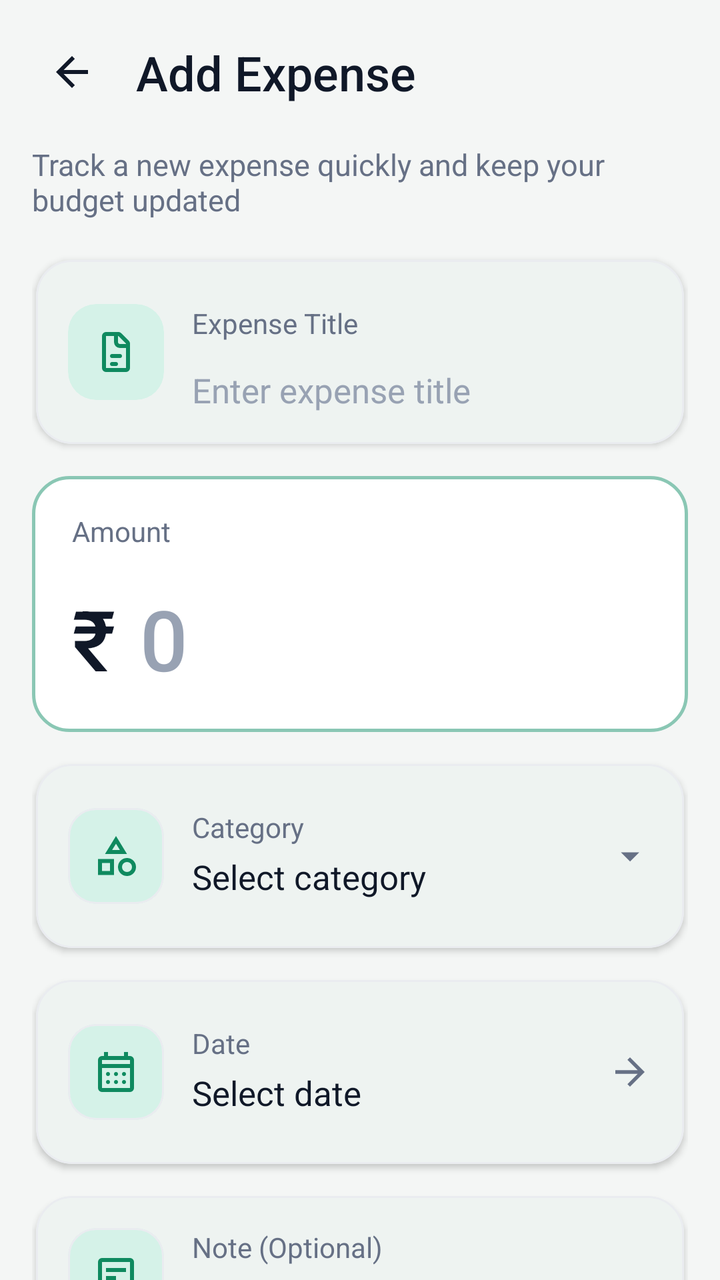
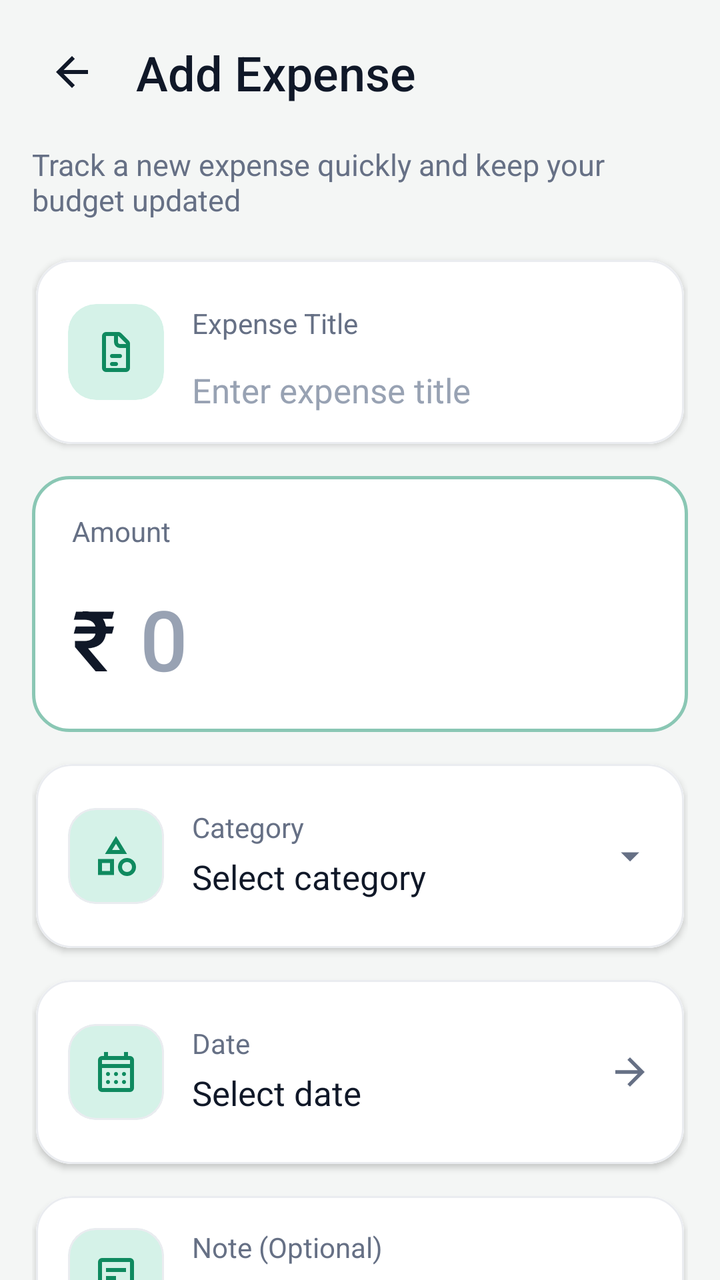

Compare the two renders of this Android layout. The source of the first and the diff that turns it into the second are given below.
<!-- AndroidManifest.xml: application theme Theme.SpendWise -->
<!-- res/layout/fragment_add_expense.xml -->
<?xml version="1.0" encoding="utf-8"?>
<androidx.coordinatorlayout.widget.CoordinatorLayout
    xmlns:android="http://schemas.android.com/apk/res/android"
    xmlns:app="http://schemas.android.com/apk/res-auto"
    android:id="@+id/add_expense_root"
    android:layout_width="match_parent"
    android:layout_height="match_parent"
    android:background="@color/sw_background"
    android:fitsSystemWindows="true">

    <com.google.android.material.appbar.AppBarLayout
        android:id="@+id/add_expense_app_bar"
        android:layout_width="match_parent"
        android:layout_height="wrap_content"
        android:background="@color/sw_background"
        app:liftOnScroll="true"
        app:liftOnScrollTargetViewId="@id/add_expense_scroll_view">

        <androidx.constraintlayout.widget.ConstraintLayout
            android:id="@+id/add_expense_header"
            android:layout_width="match_parent"
            android:layout_height="@dimen/sw_header_height"
            android:background="@color/sw_background"
            android:paddingStart="@dimen/sw_space_12"
            android:paddingEnd="@dimen/sw_space_16">

            <ImageButton
                android:id="@+id/btn_add_expense_back"
                android:layout_width="@dimen/sw_touch_target"
                android:layout_height="@dimen/sw_touch_target"
                android:background="?attr/selectableItemBackgroundBorderless"
                android:contentDescription="@string/action_back"
                android:padding="@dimen/sw_space_10"
                android:src="@drawable/ic_arrow_back"
                app:layout_constraintBottom_toBottomOf="parent"
                app:layout_constraintStart_toStartOf="parent"
                app:layout_constraintTop_toTopOf="parent"
                app:tint="@color/sw_text_primary" />

            <com.google.android.material.textview.MaterialTextView
                android:id="@+id/tv_add_expense_title"
                android:layout_width="0dp"
                android:layout_height="wrap_content"
                android:layout_marginStart="@dimen/sw_space_8"
                android:fontFamily="sans-serif-medium"
                android:text="@string/add_expense_title"
                android:textColor="@color/sw_text_primary"
                android:textSize="@dimen/sw_text_size_24"
                app:layout_constraintBottom_toBottomOf="parent"
                app:layout_constraintEnd_toEndOf="parent"
                app:layout_constraintStart_toEndOf="@id/btn_add_expense_back"
                app:layout_constraintTop_toTopOf="parent" />

        </androidx.constraintlayout.widget.ConstraintLayout>

    </com.google.android.material.appbar.AppBarLayout>

    <androidx.core.widget.NestedScrollView
        android:id="@+id/add_expense_scroll_view"
        android:layout_width="match_parent"
        android:layout_height="match_parent"
        android:clipToPadding="false"
        android:overScrollMode="never"
        app:layout_behavior="@string/appbar_scrolling_view_behavior">

        <androidx.constraintlayout.widget.ConstraintLayout
            android:id="@+id/add_expense_content"
            android:layout_width="match_parent"
            android:layout_height="wrap_content"
            android:paddingStart="@dimen/sw_space_16"
            android:paddingEnd="@dimen/sw_space_16">

            <com.google.android.material.textview.MaterialTextView
                android:id="@+id/tv_add_expense_subtitle"
                android:layout_width="0dp"
                android:layout_height="wrap_content"
                android:text="@string/add_expense_subtitle"
                android:textColor="@color/sw_text_secondary"
                android:textSize="@dimen/sw_text_size_15"
                app:layout_constraintEnd_toEndOf="parent"
                app:layout_constraintStart_toStartOf="parent"
                app:layout_constraintTop_toTopOf="parent" />

            
            <com.google.android.material.card.MaterialCardView
                android:id="@+id/expense_title_card"
                android:layout_width="0dp"
                android:layout_height="@dimen/sw_add_expense_field_height"
                android:layout_marginStart="@dimen/sw_space_2"
                android:layout_marginTop="@dimen/sw_space_20"
                android:layout_marginEnd="@dimen/sw_space_2"
                app:cardBackgroundColor="@color/sw_surface"
                app:cardCornerRadius="@dimen/sw_corner_radius_18"
                app:cardElevation="@dimen/sw_card_elevation"
                app:cardUseCompatPadding="false"
                app:layout_constraintEnd_toEndOf="parent"
                app:layout_constraintStart_toStartOf="parent"
                app:layout_constraintTop_toBottomOf="@id/tv_add_expense_subtitle"
                app:strokeColor="@color/sw_outline_soft"
                app:strokeWidth="@dimen/sw_stroke_width">

                <androidx.constraintlayout.widget.ConstraintLayout
                    android:layout_width="match_parent"
                    android:layout_height="match_parent"
                    android:paddingStart="@dimen/sw_space_16"
                    android:paddingEnd="@dimen/sw_space_16">

                    <com.google.android.material.card.MaterialCardView
                        android:id="@+id/expense_title_icon_container"
                        android:layout_width="@dimen/sw_icon_container_size_48"
                        android:layout_height="@dimen/sw_icon_container_size_48"
                        app:cardBackgroundColor="@color/sw_surface_primary"
                        app:cardCornerRadius="@dimen/sw_corner_radius_14"
                        app:cardElevation="0dp"
                        app:layout_constraintBottom_toBottomOf="parent"
                        app:layout_constraintStart_toStartOf="parent"
                        app:layout_constraintTop_toTopOf="parent"
                        app:strokeWidth="0dp">

                        <ImageView
                            android:id="@+id/img_expense_title"
                            android:layout_width="@dimen/sw_icon_size_24"
                            android:layout_height="@dimen/sw_icon_size_24"
                            android:layout_gravity="center"
                            android:contentDescription="@null"
                            android:src="@drawable/ic_receipt"
                            app:tint="@color/sw_primary" />

                    </com.google.android.material.card.MaterialCardView>

                    <com.google.android.material.textview.MaterialTextView
                        android:id="@+id/tv_expense_title_label"
                        android:layout_width="0dp"
                        android:layout_height="wrap_content"
                        android:layout_marginStart="@dimen/sw_space_14"
                        android:layout_marginTop="@dimen/sw_space_22"
                        android:text="@string/expense_title_label"
                        android:textColor="@color/sw_text_secondary"
                        android:textSize="@dimen/sw_text_size_14"
                        app:layout_constraintEnd_toEndOf="parent"
                        app:layout_constraintStart_toEndOf="@id/expense_title_icon_container"
                        app:layout_constraintTop_toTopOf="parent" />

                    <EditText
                        android:id="@+id/et_expense_title"
                        android:layout_width="0dp"
                        android:layout_height="wrap_content"
                        android:layout_marginStart="@dimen/sw_space_14"
                        android:background="@null"
                        android:hint="@string/expense_title_hint"
                        android:inputType="textCapSentences"
                        android:maxLength="40"
                        android:maxLines="1"
                        android:minHeight="@dimen/sw_touch_target"
                        android:padding="0dp"
                        android:singleLine="true"
                        android:textColor="@color/sw_text_primary"
                        android:textColorHint="@color/sw_text_hint"
                        android:textSize="@dimen/sw_text_size_17"
                        app:layout_constraintEnd_toEndOf="parent"
                        app:layout_constraintStart_toEndOf="@id/expense_title_icon_container"
                        app:layout_constraintTop_toBottomOf="@id/tv_expense_title_label" />

                </androidx.constraintlayout.widget.ConstraintLayout>

            </com.google.android.material.card.MaterialCardView>

            
            <androidx.constraintlayout.widget.ConstraintLayout
                android:id="@+id/expense_amount_container"
                android:layout_width="0dp"
                android:layout_height="@dimen/sw_add_expense_amount_height"
                android:layout_marginTop="@dimen/sw_space_16"
                android:background="@drawable/bg_primary_income_input"
                android:paddingStart="@dimen/sw_space_20"
                android:paddingTop="@dimen/sw_space_18"
                android:paddingEnd="@dimen/sw_space_20"
                android:paddingBottom="@dimen/sw_space_16"
                app:layout_constraintEnd_toEndOf="parent"
                app:layout_constraintStart_toStartOf="parent"
                app:layout_constraintTop_toBottomOf="@id/expense_title_card">

                <com.google.android.material.textview.MaterialTextView
                    android:id="@+id/tv_expense_amount_label"
                    android:layout_width="wrap_content"
                    android:layout_height="wrap_content"
                    android:text="@string/amount_label"
                    android:textColor="@color/sw_text_secondary"
                    android:textSize="@dimen/sw_text_size_14"
                    app:layout_constraintStart_toStartOf="parent"
                    app:layout_constraintTop_toTopOf="parent" />

                <com.google.android.material.textview.MaterialTextView
                    android:id="@+id/tv_expense_currency_symbol"
                    android:layout_width="wrap_content"
                    android:layout_height="wrap_content"
                    android:layout_marginTop="@dimen/sw_space_16"
                    android:fontFamily="sans-serif-medium"
                    android:text="@string/default_currency_symbol"
                    android:textColor="@color/sw_text_primary"
                    android:textSize="@dimen/sw_text_size_42"
                    app:layout_constraintStart_toStartOf="parent"
                    app:layout_constraintTop_toBottomOf="@id/tv_expense_amount_label" />

                <EditText
                    android:id="@+id/et_expense_amount"
                    android:layout_width="0dp"
                    android:layout_height="wrap_content"
                    android:layout_marginStart="@dimen/sw_space_12"
                    android:layout_marginTop="@dimen/sw_space_16"
                    android:background="@null"
                    android:fontFamily="sans-serif-medium"
                    android:hint="@string/input_zero"
                    android:inputType="numberDecimal"
                    android:maxLength="9"
                    android:maxLines="1"
                    android:padding="0dp"
                    android:singleLine="true"
                    android:textColor="@color/sw_text_primary"
                    android:textColorHint="@color/sw_text_hint"
                    android:textSize="@dimen/sw_text_size_42"
                    app:layout_constraintEnd_toEndOf="parent"
                    app:layout_constraintStart_toEndOf="@id/tv_expense_currency_symbol"
                    app:layout_constraintTop_toBottomOf="@id/tv_expense_amount_label" />

            </androidx.constraintlayout.widget.ConstraintLayout>

            
            <com.google.android.material.card.MaterialCardView
                android:id="@+id/category_selector_card"
                android:layout_width="0dp"
                android:layout_height="@dimen/sw_add_expense_field_height"
                android:layout_marginStart="@dimen/sw_space_2"
                android:layout_marginTop="@dimen/sw_space_16"
                android:layout_marginEnd="@dimen/sw_space_2"
                android:clickable="true"
                android:focusable="true"
                app:cardBackgroundColor="@color/sw_surface"
                app:cardCornerRadius="@dimen/sw_corner_radius_18"
                app:cardElevation="@dimen/sw_card_elevation"
                app:cardUseCompatPadding="false"
                app:layout_constraintEnd_toEndOf="parent"
                app:layout_constraintStart_toStartOf="parent"
                app:layout_constraintTop_toBottomOf="@id/expense_amount_container"
                app:rippleColor="@color/sw_primary_ripple"
                app:strokeColor="@color/sw_outline_soft"
                app:strokeWidth="@dimen/sw_stroke_width">

                <androidx.constraintlayout.widget.ConstraintLayout
                    android:layout_width="match_parent"
                    android:layout_height="match_parent"
                    android:paddingStart="@dimen/sw_space_16"
                    android:paddingEnd="@dimen/sw_space_16">

                    <com.google.android.material.card.MaterialCardView
                        android:id="@+id/category_icon_container"
                        android:layout_width="@dimen/sw_icon_container_size_48"
                        android:layout_height="@dimen/sw_icon_container_size_48"
                        app:cardBackgroundColor="@color/sw_surface_primary"
                        app:cardCornerRadius="@dimen/sw_corner_radius_14"
                        app:cardElevation="0dp"
                        app:layout_constraintBottom_toBottomOf="parent"
                        app:layout_constraintStart_toStartOf="parent"
                        app:layout_constraintTop_toTopOf="parent">

                        <ImageView
                            android:id="@+id/img_category_icon"
                            android:layout_width="@dimen/sw_icon_size_24"
                            android:layout_height="@dimen/sw_icon_size_24"
                            android:layout_gravity="center"
                            android:contentDescription="@null"
                            android:src="@drawable/ic_category"
                            app:tint="@color/sw_primary" />

                    </com.google.android.material.card.MaterialCardView>

                    <com.google.android.material.textview.MaterialTextView
                        android:id="@+id/tv_category_label"
                        android:layout_width="0dp"
                        android:layout_height="wrap_content"
                        android:layout_marginStart="@dimen/sw_space_14"
                        android:text="@string/category_label"
                        android:textColor="@color/sw_text_secondary"
                        android:textSize="@dimen/sw_text_size_14"
                        app:layout_constraintEnd_toStartOf="@id/img_category_arrow"
                        app:layout_constraintStart_toEndOf="@id/category_icon_container"
                        app:layout_constraintTop_toTopOf="@id/category_icon_container" />

                    <com.google.android.material.textview.MaterialTextView
                        android:id="@+id/tv_selected_category"
                        android:layout_width="0dp"
                        android:layout_height="wrap_content"
                        android:layout_marginStart="@dimen/sw_space_14"
                        android:layout_marginTop="@dimen/sw_space_4"
                        android:text="@string/select_category"
                        android:textColor="@color/sw_text_primary"
                        android:textSize="@dimen/sw_text_size_17"
                        app:layout_constraintEnd_toStartOf="@id/img_category_arrow"
                        app:layout_constraintStart_toEndOf="@id/category_icon_container"
                        app:layout_constraintTop_toBottomOf="@id/tv_category_label" />

                    <ImageView
                        android:id="@+id/img_category_arrow"
                        android:layout_width="@dimen/sw_icon_size_22"
                        android:layout_height="@dimen/sw_icon_size_22"
                        android:contentDescription="@null"
                        android:src="@drawable/ic_arrow_drop_down"
                        app:layout_constraintBottom_toBottomOf="parent"
                        app:layout_constraintEnd_toEndOf="parent"
                        app:layout_constraintTop_toTopOf="parent"
                        app:tint="@color/sw_text_secondary" />

                </androidx.constraintlayout.widget.ConstraintLayout>

            </com.google.android.material.card.MaterialCardView>

            
            <com.google.android.material.card.MaterialCardView
                android:id="@+id/date_selector_card"
                android:layout_width="0dp"
                android:layout_height="@dimen/sw_add_expense_field_height"
                android:layout_marginStart="@dimen/sw_space_2"
                android:layout_marginTop="@dimen/sw_space_16"
                android:layout_marginEnd="@dimen/sw_space_2"
                android:clickable="true"
                android:focusable="true"
                app:cardBackgroundColor="@color/sw_surface"
                app:cardCornerRadius="@dimen/sw_corner_radius_18"
                app:cardElevation="@dimen/sw_card_elevation"
                app:cardUseCompatPadding="false"
                app:layout_constraintEnd_toEndOf="parent"
                app:layout_constraintStart_toStartOf="parent"
                app:layout_constraintTop_toBottomOf="@id/category_selector_card"
                app:rippleColor="@color/sw_primary_ripple"
                app:strokeColor="@color/sw_outline_soft"
                app:strokeWidth="@dimen/sw_stroke_width">

                <androidx.constraintlayout.widget.ConstraintLayout
                    android:layout_width="match_parent"
                    android:layout_height="match_parent"
                    android:paddingStart="@dimen/sw_space_16"
                    android:paddingEnd="@dimen/sw_space_16">

                    <com.google.android.material.card.MaterialCardView
                        android:id="@+id/date_icon_container"
                        android:layout_width="@dimen/sw_icon_container_size_48"
                        android:layout_height="@dimen/sw_icon_container_size_48"
                        app:cardBackgroundColor="@color/sw_surface_primary"
                        app:cardCornerRadius="@dimen/sw_corner_radius_14"
                        app:cardElevation="0dp"
                        app:layout_constraintBottom_toBottomOf="parent"
                        app:layout_constraintStart_toStartOf="parent"
                        app:layout_constraintTop_toTopOf="parent">

                        <ImageView
                            android:id="@+id/img_date_icon"
                            android:layout_width="@dimen/sw_icon_size_24"
                            android:layout_height="@dimen/sw_icon_size_24"
                            android:layout_gravity="center"
                            android:contentDescription="@null"
                            android:src="@drawable/ic_calendar_month"
                            app:tint="@color/sw_primary" />

                    </com.google.android.material.card.MaterialCardView>

                    <com.google.android.material.textview.MaterialTextView
                        android:id="@+id/tv_date_label"
                        android:layout_width="0dp"
                        android:layout_height="wrap_content"
                        android:layout_marginStart="@dimen/sw_space_14"
                        android:text="@string/date_label"
                        android:textColor="@color/sw_text_secondary"
                        android:textSize="@dimen/sw_text_size_14"
                        app:layout_constraintEnd_toStartOf="@id/img_date_arrow"
                        app:layout_constraintStart_toEndOf="@id/date_icon_container"
                        app:layout_constraintTop_toTopOf="@id/date_icon_container" />

                    <com.google.android.material.textview.MaterialTextView
                        android:id="@+id/tv_selected_date"
                        android:layout_width="0dp"
                        android:layout_height="wrap_content"
                        android:layout_marginStart="@dimen/sw_space_14"
                        android:layout_marginTop="@dimen/sw_space_4"
                        android:text="@string/select_date"
                        android:textColor="@color/sw_text_primary"
                        android:textSize="@dimen/sw_text_size_17"
                        app:layout_constraintEnd_toStartOf="@id/img_date_arrow"
                        app:layout_constraintStart_toEndOf="@id/date_icon_container"
                        app:layout_constraintTop_toBottomOf="@id/tv_date_label" />

                    <ImageView
                        android:id="@+id/img_date_arrow"
                        android:layout_width="@dimen/sw_icon_size_22"
                        android:layout_height="@dimen/sw_icon_size_22"
                        android:contentDescription="@null"
                        android:src="@drawable/ic_arrow_forward"
                        app:layout_constraintBottom_toBottomOf="parent"
                        app:layout_constraintEnd_toEndOf="parent"
                        app:layout_constraintTop_toTopOf="parent"
                        app:tint="@color/sw_text_secondary" />

                </androidx.constraintlayout.widget.ConstraintLayout>

            </com.google.android.material.card.MaterialCardView>

            
            <com.google.android.material.card.MaterialCardView
                android:id="@+id/note_card"
                android:layout_width="0dp"
                android:layout_height="wrap_content"
                android:layout_marginStart="@dimen/sw_space_2"
                android:layout_marginTop="@dimen/sw_space_16"
                android:layout_marginEnd="@dimen/sw_space_2"
                app:cardBackgroundColor="@color/sw_surface"
                app:cardCornerRadius="@dimen/sw_corner_radius_18"
                app:cardElevation="@dimen/sw_card_elevation"
                app:cardUseCompatPadding="false"
                app:layout_constraintEnd_toEndOf="parent"
                app:layout_constraintStart_toStartOf="parent"
                app:layout_constraintTop_toBottomOf="@id/date_selector_card"
                app:strokeColor="@color/sw_outline_soft"
                app:strokeWidth="@dimen/sw_stroke_width">

                <androidx.constraintlayout.widget.ConstraintLayout
                    android:layout_width="match_parent"
                    android:layout_height="wrap_content"
                    android:paddingStart="@dimen/sw_space_16"
                    android:paddingTop="@dimen/sw_space_16"
                    android:paddingEnd="@dimen/sw_space_16"
                    android:paddingBottom="@dimen/sw_space_16">

                    <com.google.android.material.card.MaterialCardView
                        android:id="@+id/note_icon_container"
                        android:layout_width="@dimen/sw_icon_container_size_48"
                        android:layout_height="@dimen/sw_icon_container_size_48"
                        app:cardBackgroundColor="@color/sw_surface_primary"
                        app:cardCornerRadius="@dimen/sw_corner_radius_14"
                        app:cardElevation="0dp"
                        app:layout_constraintStart_toStartOf="parent"
                        app:layout_constraintTop_toTopOf="parent">

                        <ImageView
                            android:id="@+id/img_note_icon"
                            android:layout_width="@dimen/sw_icon_size_24"
                            android:layout_height="@dimen/sw_icon_size_24"
                            android:layout_gravity="center"
                            android:contentDescription="@null"
                            android:src="@drawable/ic_note"
                            app:tint="@color/sw_primary" />

                    </com.google.android.material.card.MaterialCardView>

                    <com.google.android.material.textview.MaterialTextView
                        android:id="@+id/tv_note_label"
                        android:layout_width="0dp"
                        android:layout_height="wrap_content"
                        android:layout_marginStart="@dimen/sw_space_14"
                        android:text="@string/note_optional_label"
                        android:textColor="@color/sw_text_secondary"
                        android:textSize="@dimen/sw_text_size_14"
                        app:layout_constraintEnd_toEndOf="parent"
                        app:layout_constraintStart_toEndOf="@id/note_icon_container"
                        app:layout_constraintTop_toTopOf="@id/note_icon_container" />

                    <EditText
                        android:id="@+id/et_expense_note"
                        android:layout_width="0dp"
                        android:layout_height="wrap_content"
                        android:layout_marginStart="@dimen/sw_space_14"
                        android:layout_marginTop="@dimen/sw_space_4"
                        android:background="@null"
                        android:gravity="top|start"
                        android:hint="@string/note_hint"
                        android:inputType="textCapSentences|textMultiLine"
                        android:maxLength="150"
                        android:maxLines="4"
                        android:minLines="3"
                        android:overScrollMode="never"
                        android:padding="0dp"
                        android:scrollbars="vertical"
                        android:textColor="@color/sw_text_primary"
                        android:textColorHint="@color/sw_text_hint"
                        android:textSize="@dimen/sw_text_size_16"
                        app:layout_constraintEnd_toEndOf="parent"
                        app:layout_constraintStart_toEndOf="@id/note_icon_container"
                        app:layout_constraintTop_toBottomOf="@id/tv_note_label" />

                </androidx.constraintlayout.widget.ConstraintLayout>

            </com.google.android.material.card.MaterialCardView>

            <com.google.android.material.button.MaterialButton
                android:id="@+id/btn_save_expense"
                android:layout_width="0dp"
                android:layout_height="@dimen/sw_button_height_large"
                android:layout_marginStart="@dimen/sw_space_2"
                android:layout_marginTop="@dimen/sw_space_24"
                android:layout_marginEnd="@dimen/sw_space_2"
                android:fontFamily="sans-serif-medium"
                android:text="@string/save_expense"
                android:textAllCaps="false"
                android:textColor="@color/sw_on_primary"
                android:textSize="@dimen/sw_text_size_16"
                app:backgroundTint="@color/sw_primary_dark"
                app:cornerRadius="@dimen/sw_corner_radius_16"
                app:layout_constraintEnd_toEndOf="parent"
                app:layout_constraintStart_toStartOf="parent"
                app:layout_constraintTop_toBottomOf="@id/note_card" />

            <Space
                android:id="@+id/add_expense_bottom_space"
                android:layout_width="0dp"
                android:layout_height="@dimen/sw_space_16"
                app:layout_constraintEnd_toEndOf="parent"
                app:layout_constraintStart_toStartOf="parent"
                app:layout_constraintTop_toBottomOf="@id/btn_save_expense" />

        </androidx.constraintlayout.widget.ConstraintLayout>

    </androidx.core.widget.NestedScrollView>

</androidx.coordinatorlayout.widget.CoordinatorLayout>
<!-- resources referenced by this layout -->
<resources>
  <color name="sw_background">#F4F6F5</color>
  <color name="sw_on_primary">#FFFFFF</color>
  <color name="sw_outline_soft">#EAECF0</color>
  <color name="sw_primary">#0F8A5F</color>
  <color name="sw_primary_dark">#0B5F43</color>
  <color name="sw_primary_ripple">#1F0F7A5A</color>
  <color name="sw_surface">#FFFFFF</color>
  <color name="sw_surface_primary">#D5F2E8</color>
  <color name="sw_text_hint">#98A2B3</color>
  <color name="sw_text_primary">#101828</color>
  <color name="sw_text_secondary">#667085</color>
  <dimen name="sw_add_expense_amount_height">128dp</dimen>
  <dimen name="sw_add_expense_field_height">92dp</dimen>
  <dimen name="sw_button_height_large">56dp</dimen>
  <dimen name="sw_card_elevation">2dp</dimen>
  <dimen name="sw_corner_radius_14">14dp</dimen>
  <dimen name="sw_corner_radius_16">16dp</dimen>
  <dimen name="sw_corner_radius_18">18dp</dimen>
  <dimen name="sw_header_height">72dp</dimen>
  <dimen name="sw_icon_container_size_48">48dp</dimen>
  <dimen name="sw_icon_size_22">22dp</dimen>
  <dimen name="sw_icon_size_24">24dp</dimen>
  <dimen name="sw_space_10">10dp</dimen>
  <dimen name="sw_space_12">12dp</dimen>
  <dimen name="sw_space_14">14dp</dimen>
  <dimen name="sw_space_16">16dp</dimen>
  <dimen name="sw_space_18">18dp</dimen>
  <dimen name="sw_space_2">2dp</dimen>
  <dimen name="sw_space_20">20dp</dimen>
  <dimen name="sw_space_22">22dp</dimen>
  <dimen name="sw_space_24">24dp</dimen>
  <dimen name="sw_space_4">4dp</dimen>
  <dimen name="sw_space_8">8dp</dimen>
  <dimen name="sw_stroke_width">1dp</dimen>
  <dimen name="sw_text_size_14">14sp</dimen>
  <dimen name="sw_text_size_15">15sp</dimen>
  <dimen name="sw_text_size_16">16sp</dimen>
  <dimen name="sw_text_size_17">17sp</dimen>
  <dimen name="sw_text_size_24">24sp</dimen>
  <dimen name="sw_text_size_42">42sp</dimen>
  <dimen name="sw_touch_target">48dp</dimen>
  <!-- drawable ic_arrow_back (drawable) -->
  <vector xmlns:android="http://schemas.android.com/apk/res/android"
      android:width="24dp"
      android:height="24dp"
      android:viewportWidth="24"
      android:viewportHeight="24">
  
    <path
        android:fillColor="#101828"
        android:pathData="M20,11H7.83l5.59,-5.59L12,4l-8,8 8,8 1.42,-1.41L7.83,13H20v-2z" />
  
  </vector>
  <!-- drawable ic_arrow_drop_down (drawable) -->
  <vector xmlns:android="http://schemas.android.com/apk/res/android"
      android:width="24dp"
      android:height="24dp"
      android:viewportWidth="960"
      android:viewportHeight="960">
    <path
        android:pathData="M480,600 L280,400h400L480,600Z"
        android:fillColor="#1f1f1f"/>
  </vector>
  <string name="action_back">Back</string>
  <string name="add_expense_subtitle">Track a new expense quickly and keep your budget updated</string>
  <string name="add_expense_title">Add Expense</string>
  <string name="amount_label">Amount</string>
  <string name="category_label">Category</string>
  <string name="date_label">Date</string>
  <string name="default_currency_symbol">₹</string>
  <string name="expense_title_hint">Enter expense title</string>
  <string name="expense_title_label">Expense Title</string>
  <string name="input_zero">0</string>
  <string name="note_hint">Add a short note</string>
  <string name="note_optional_label">Note (Optional)</string>
  <string name="save_expense">Save Expense</string>
  <string name="select_category">Select category</string>
  <string name="select_date">Select date</string>
  <style name="Theme.SpendWise" parent="Base.Theme.SpendWise" />
  <dimen name="sw_primary_input_stroke_width">1.5dp</dimen>
  <color name="sw_outline_primary">#8AC7B4</color>
  <color name="sw_green_primary">#1A5C42</color>
  <color name="sw_primary_action">#0F7A5A</color>
  <color name="sw_outline">#D0D5DD</color>
  <!-- unchanged entries left out for length: 7 -->
</resources>

<!-- the commit's change to res/layout/fragment_add_expense.xml (unified diff, before → after) -->
@@ -102,6 +102,7 @@
                 <androidx.constraintlayout.widget.ConstraintLayout
                     android:layout_width="match_parent"
                     android:layout_height="match_parent"
+                    android:background="@color/sw_surface"
                     android:paddingStart="@dimen/sw_space_16"
                     android:paddingEnd="@dimen/sw_space_16">
 
@@ -249,6 +250,7 @@
                 <androidx.constraintlayout.widget.ConstraintLayout
                     android:layout_width="match_parent"
                     android:layout_height="match_parent"
+                    android:background="@color/sw_surface"
                     android:paddingStart="@dimen/sw_space_16"
                     android:paddingEnd="@dimen/sw_space_16">
 
@@ -338,6 +340,7 @@
                 <androidx.constraintlayout.widget.ConstraintLayout
                     android:layout_width="match_parent"
                     android:layout_height="match_parent"
+                    android:background="@color/sw_surface"
                     android:paddingStart="@dimen/sw_space_16"
                     android:paddingEnd="@dimen/sw_space_16">
 
@@ -424,6 +427,7 @@
                 <androidx.constraintlayout.widget.ConstraintLayout
                     android:layout_width="match_parent"
                     android:layout_height="wrap_content"
+                    android:background="@color/sw_surface"
                     android:paddingStart="@dimen/sw_space_16"
                     android:paddingTop="@dimen/sw_space_16"
                     android:paddingEnd="@dimen/sw_space_16"
